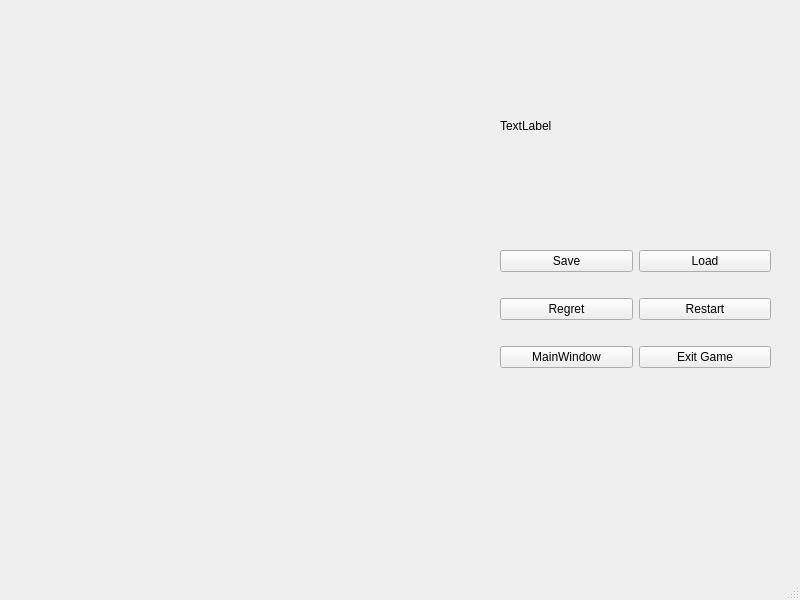
Above: window_play.ui from goGameBuilders/goGame before the change. Below: the same form after it.
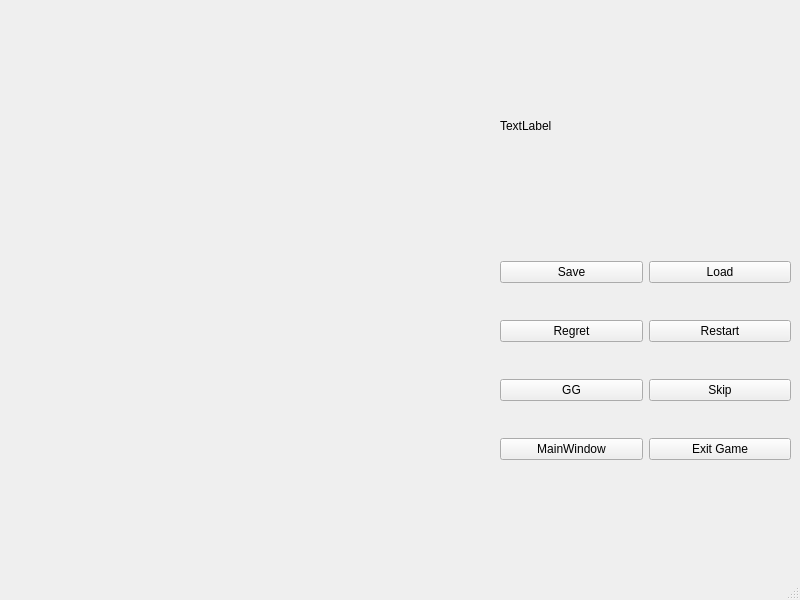
That is the form after the change.

```diff
--- a/window_play.ui
+++ b/window_play.ui
@@ -32,8 +32,8 @@
      <rect>
       <x>500</x>
       <y>230</y>
-      <width>271</width>
-      <height>161</height>
+      <width>291</width>
+      <height>261</height>
      </rect>
     </property>
     <layout class="QHBoxLayout" name="horizontalLayout">
@@ -53,6 +53,13 @@
          </property>
         </widget>
        </item>
+       <item>
+        <widget class="QPushButton" name="pushButton_7">
+         <property name="text">
+          <string>GG</string>
+         </property>
+        </widget>
+       </item>
        <item>
         <widget class="QPushButton" name="pushButton_6">
          <property name="text">
@@ -78,6 +85,13 @@
          </property>
         </widget>
        </item>
+       <item>
+        <widget class="QPushButton" name="pushButton_8">
+         <property name="text">
+          <string>Skip</string>
+         </property>
+        </widget>
+       </item>
        <item>
         <widget class="QPushButton" name="pushButton_5">
          <property name="text">
```
